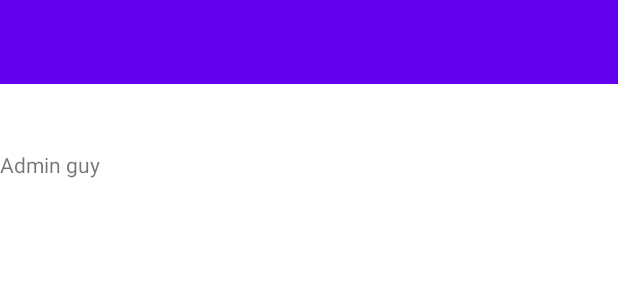
After one commit to Stephenayor/Food_Ordering_app, an Android app: the layout activity_admin.xml on its own in the app's theme, with its tools: preview values and no code run, on a phone screen of 412 x 824 dp. The commit adds this screen. Shown: the top 300 px of the screen. Run offline under Robolectric (Android 15) with nearby library versions, the light colour scheme and no system bars.

```diff
--- a/app/src/main/AndroidManifest.xml
+++ b/app/src/main/AndroidManifest.xml
@@ -12,7 +12,9 @@
         android:supportsRtl="true"
         android:theme="@style/Theme.Yummy"
         tools:targetApi="31">
-
+        <activity
+            android:name=".core.admin.AdminActivity"
+            android:exported="false" />
         <!--
              TODO: Before you run your application, you need a Google Maps API key.
 
--- a/app/src/main/java/com/example/yummy/utils/AppConstants.kt
+++ b/app/src/main/java/com/example/yummy/utils/AppConstants.kt
@@ -5,4 +5,6 @@ object AppConstants {
     const val ACCOUNT_CREATED = "Account Created"
     const val CONTINUE = "Continue"
     const val GENERIC_ERROR_MSG = "An error has occurred, please try again later"
+    const val ENCRYPTED_PREF_NAME = "encrypted_prefs"
+    const val LOGIN_UID = "LOGIN_UID"
 }
--- /dev/null
+++ b/app/src/main/res/layout/activity_admin.xml
@@ -0,0 +1,37 @@
+<?xml version="1.0" encoding="utf-8"?>
+<layout xmlns:android="http://schemas.android.com/apk/res/android"
+    xmlns:tools="http://schemas.android.com/tools"
+    xmlns:app="http://schemas.android.com/apk/res-auto">
+
+
+<androidx.constraintlayout.widget.ConstraintLayout
+    android:id="@+id/main"
+    android:layout_width="match_parent"
+    android:layout_height="match_parent"
+    tools:context=".core.admin.AdminActivity">
+
+    <androidx.appcompat.widget.Toolbar
+        android:id="@+id/toolbar"
+        app:layout_constraintTop_toTopOf="parent"
+        android:layout_width="match_parent"
+        android:layout_height="?attr/actionBarSize"
+        android:background="@color/app_default_purple"
+        android:theme="@style/ThemeOverlay.AppCompat.ActionBar"
+        app:contentInsetStartWithNavigation="0dp"
+        app:popupTheme="@style/ThemeOverlay.AppCompat.Light"
+        app:theme="@style/toolbarStyle"
+        android:clickable="true"
+        app:titleTextColor="@color/white"
+        android:focusable="true" />
+
+    <TextView
+        android:layout_width="wrap_content"
+        android:layout_height="wrap_content"
+        android:gravity="center_horizontal"
+        android:layout_marginTop="100dp"
+        android:text="Admin guy"
+        app:layout_constraintStart_toStartOf="parent"
+        app:layout_constraintTop_toTopOf="parent"/>
+
+</androidx.constraintlayout.widget.ConstraintLayout>
+</layout>
```
Also changed, not shown: app/build.gradle (+10 -0 lines), app/src/main/java/com/example/yummy/core/admin/AdminActivity.kt (added, +56 -0 lines), app/src/main/java/com/example/yummy/core/login/LoginFragment.kt (+48 -5 lines), app/src/main/java/com/example/yummy/core/login/viewmodel/LoginViewModel.kt (+8 -0 lines), app/src/main/java/com/example/yummy/data/repository/SignupLoginRepository.kt (+11 -1 lines), app/src/main/java/com/example/yummy/di/AppModule.kt (+23 -2 lines).
